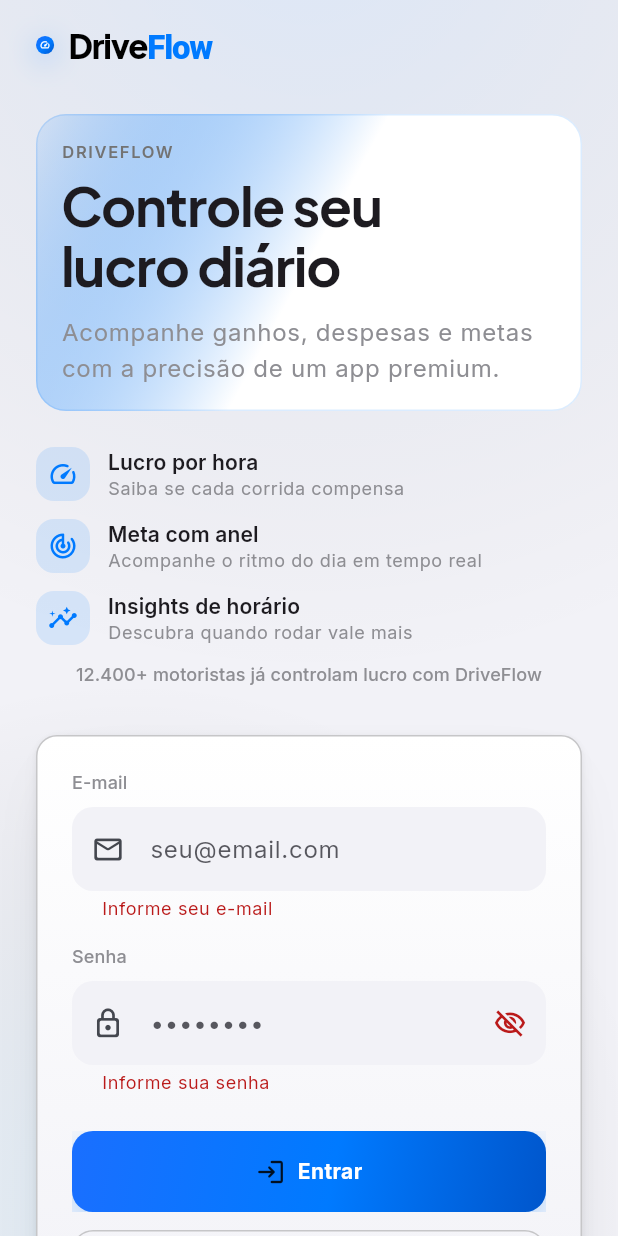
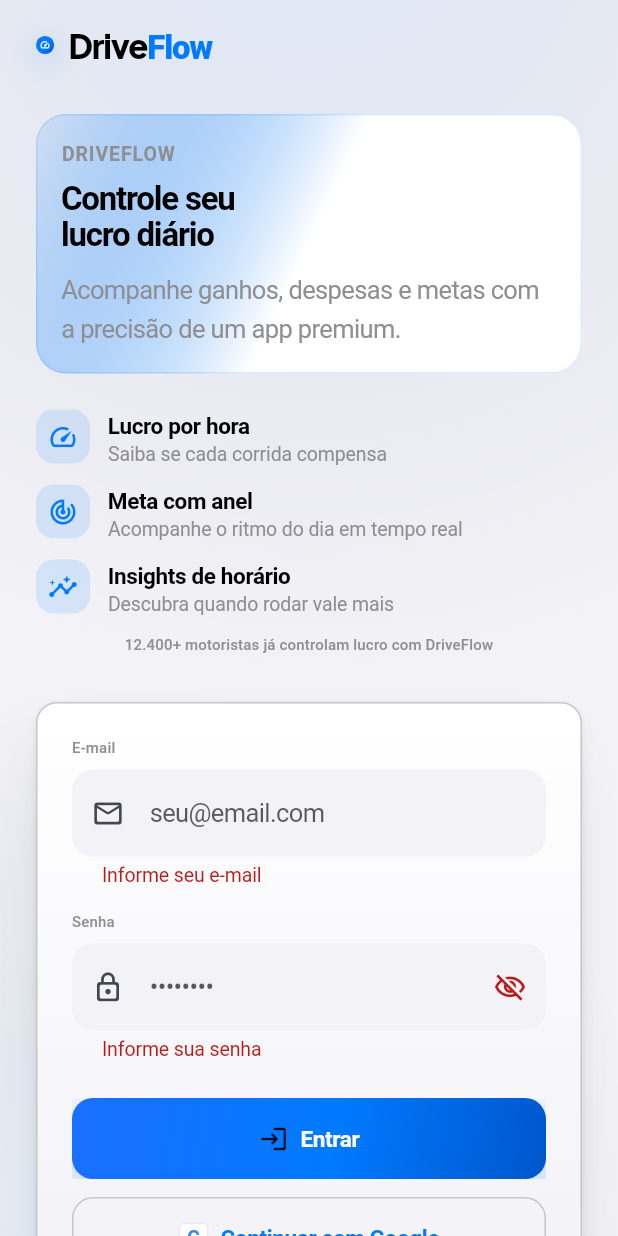
Before and after one commit to solerpedroo/driveflow, a Flutter app: the screen it shows after launch, after a tap on "Entrar", on a phone screen of 412 x 824 dp. Run offline on Flutter 3.47's test engine with Material 3 defaults, Android fonts, the phone set to English and light mode, and no system bars; our stand-ins replace cached_network_image, connectivity_plus, dio, file_picker, fl_chart, flutter_hooks and 14 more; missing offline and left inert: google_mlkit_text_recognition; accounts and stored records are empty; statements that could not run were skipped.

Commit message:
feat(ui): tipografia SF Pro / iOS HIG
Co-authored-by: Pedro Henrique Contardi Soler <pedrocsoler@hotmail.com>

```diff
--- a/lib/core/theme/app_typography.dart
+++ b/lib/core/theme/app_typography.dart
@@ -1,71 +1,129 @@
 import 'package:flutter/material.dart';
-import 'package:google_fonts/google_fonts.dart';
 
-/// Tipografia DriveFlow — Plus Jakarta Sans + Inter (sem fontes de código).
+/// Tipografia estilo SF Pro / iOS Human Interface Guidelines.
 abstract final class AppTypography {
   static TextTheme build(Brightness brightness) {
-    final base = brightness == Brightness.dark
-        ? ThemeData.dark().textTheme
-        : ThemeData.light().textTheme;
-
-    final display = GoogleFonts.plusJakartaSansTextTheme(base);
-    final body = GoogleFonts.interTextTheme(base);
+    final label = brightness == Brightness.dark ? Colors.white : Colors.black;
+    final secondary = const Color(0xFF8E8E93);
 
     return TextTheme(
-      displayLarge: display.displayLarge?.copyWith(
+      displayLarge: iosLargeTitle(brightness).copyWith(color: label),
+      displayMedium: TextStyle(
+        fontSize: 28,
         fontWeight: FontWeight.w700,
-        letterSpacing: -1.4,
+        letterSpacing: 0.36,
+        color: label,
       ),
-      displayMedium: display.displayMedium?.copyWith(
+      displaySmall: TextStyle(
+        fontSize: 22,
         fontWeight: FontWeight.w700,
-        letterSpacing: -1.0,
+        letterSpacing: 0.35,
+        color: label,
       ),
-      displaySmall: display.displaySmall?.copyWith(
-        fontWeight: FontWeight.w700,
-        letterSpacing: -0.6,
+      headlineLarge: TextStyle(
+        fontSize: 22,
+        fontWeight: FontWeight.w600,
+        letterSpacing: 0.35,
+        color: label,
       ),
-      headlineLarge: display.headlineLarge?.copyWith(
-        fontWeight: FontWeight.w700,
+      headlineMedium: iosHeadline(brightness).copyWith(color: label),
+      headlineSmall: TextStyle(
+        fontSize: 20,
+        fontWeight: FontWeight.w600,
+        letterSpacing: 0.38,
+        color: label,
       ),
-      headlineMedium: display.headlineMedium?.copyWith(
+      titleLarge: iosHeadline(brightness).copyWith(color: label),
+      titleMedium: TextStyle(
+        fontSize: 16,
         fontWeight: FontWeight.w600,
+        letterSpacing: -0.24,
+        color: label,
       ),
-      headlineSmall: display.headlineSmall?.copyWith(
+      titleSmall: TextStyle(
+        fontSize: 15,
         fontWeight: FontWeight.w600,
+        letterSpacing: -0.24,
+        color: label,
       ),
-      titleLarge: body.titleLarge?.copyWith(
+      bodyLarge: iosBody(brightness).copyWith(color: label),
+      bodyMedium: TextStyle(
+        fontSize: 15,
+        fontWeight: FontWeight.w400,
+        letterSpacing: -0.24,
+        color: label,
+      ),
+      bodySmall: iosFootnote(brightness).copyWith(color: secondary),
+      labelLarge: TextStyle(
+        fontSize: 15,
         fontWeight: FontWeight.w600,
-        fontFeatures: const [FontFeature.tabularFigures()],
+        letterSpacing: -0.24,
+        color: label,
       ),
-      titleMedium: body.titleMedium?.copyWith(fontWeight: FontWeight.w600),
-      titleSmall: body.titleSmall?.copyWith(fontWeight: FontWeight.w500),
-      bodyLarge: body.bodyLarge,
-      bodyMedium: body.bodyMedium,
-      bodySmall: body.bodySmall,
-      labelLarge: body.labelLarge?.copyWith(
-        fontWeight: FontWeight.w600,
-        letterSpacing: 0.2,
-      ),
-      labelMedium: body.labelMedium?.copyWith(
-        fontWeight: FontWeight.w500,
-        letterSpacing: 0.1,
-      ),
-      labelSmall: body.labelSmall?.copyWith(
-        fontWeight: FontWeight.w500,
-        letterSpacing: 0.2,
-      ),
+      labelMedium: iosCaption(brightness).copyWith(color: secondary),
+      labelSmall: iosCaption(brightness).copyWith(color: secondary),
     );
   }
 
-  /// Label caps premium — hierarquia editorial (ReuniAI).
+  static TextStyle iosLargeTitle(Brightness brightness) {
+    return TextStyle(
+      fontSize: 34,
+      fontWeight: FontWeight.w700,
+      letterSpacing: 0.37,
+      color: brightness == Brightness.dark ? Colors.white : Colors.black,
+    );
+  }
+
+  static TextStyle iosHeadline(Brightness brightness) {
+    return TextStyle(
+      fontSize: 17,
+      fontWeight: FontWeight.w600,
+      letterSpacing: -0.41,
+      color: brightness == Brightness.dark ? Colors.white : Colors.black,
+    );
+  }
+
+  static TextStyle iosBody(Brightness brightness) {
+    return TextStyle(
+      fontSize: 17,
+      fontWeight: FontWeight.w400,
+      letterSpacing: -0.41,
+      color: brightness == Brightness.dark ? Colors.white : Colors.black,
+    );
+  }
+
+  static TextStyle iosFootnote(Brightness brightness) {
+    return TextStyle(
+      fontSize: 13,
+      fontWeight: FontWeight.w400,
+      letterSpacing: -0.08,
+      color: const Color(0xFF8E8E93),
+    );
+  }
+
+  static TextStyle iosCaption(Brightness brightness) {
+    return TextStyle(
+      fontSize: 10,
+      fontWeight: FontWeight.w500,
+      letterSpacing: 0.12,
+      color: const Color(0xFF8E8E93),
+    );
+  }
+
+  /// Cabeçalho de seção agrupada iOS (Settings).
+  static TextStyle iosSectionHeader(Brightness brightness) {
+    return TextStyle(
+      fontSize: 13,
+      fontWeight: FontWeight.w400,
+      letterSpacing: -0.08,
+      color: const Color(0xFF8E8E93),
+    );
+  }
+
   static TextStyle labelCaps(Brightness brightness) {
-    return TextStyle(
-      fontSize: 11,
+    return iosSectionHeader(brightness).copyWith(
       fontWeight: FontWeight.w600,
-      letterSpacing: 1.1,
-      color: brightness == Brightness.dark
-          ? const Color(0xFF94A3B8)
-          : const Color(0xFF737373),
+      letterSpacing: 0.6,
     );
   }
 }
```
